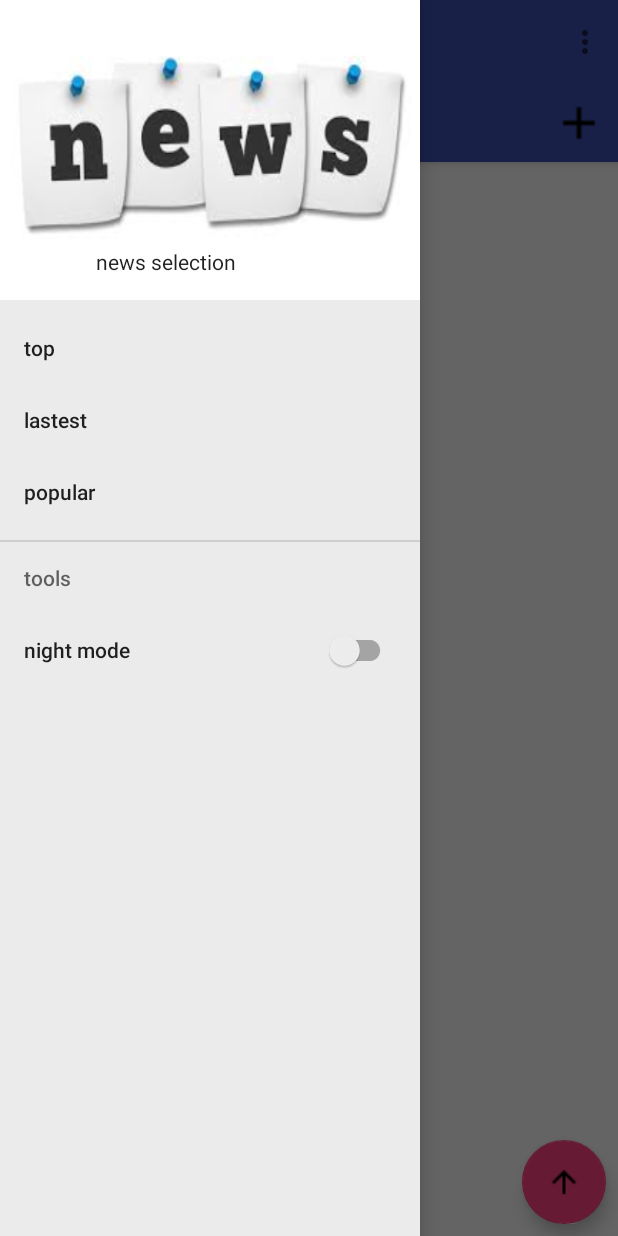
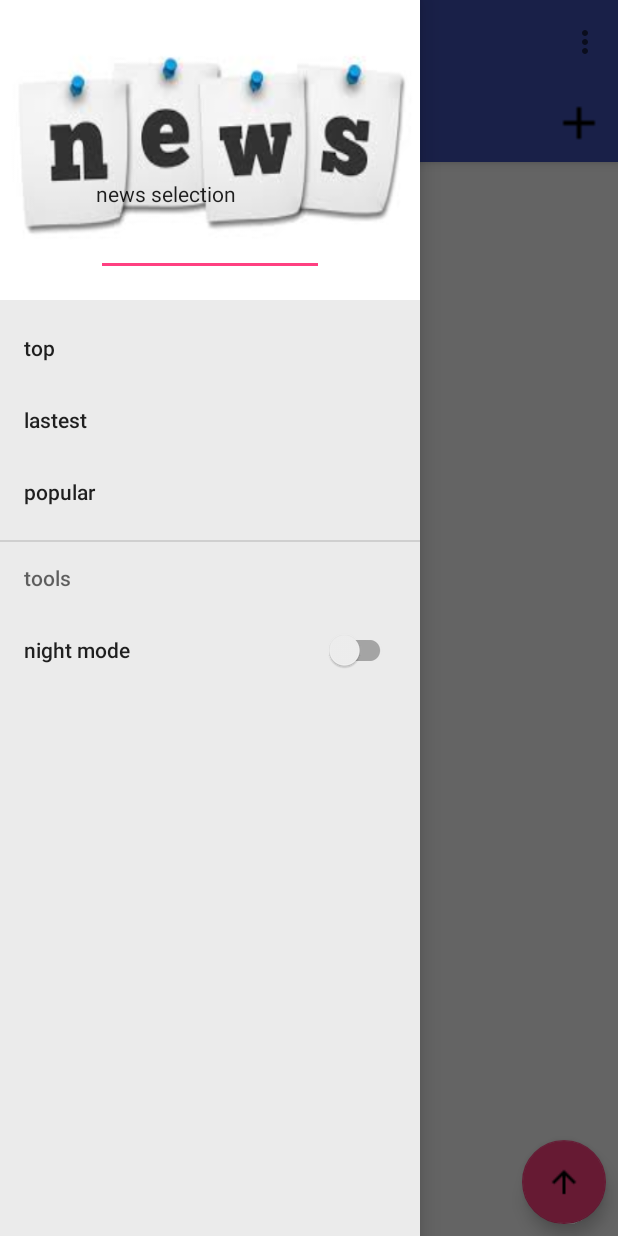
Before and after one commit to acewin888/news_app, an Android app: the screen it shows after launch (MainActivity), with the side drawer open, on a phone screen of 412 x 824 dp. Run offline under Robolectric (Android 15) with nearby library versions, the phone set to English and light mode, and no system bars; our stand-ins replace ButterKnife, CircleImageView, Dagger/Hilt's generated code; libraries missing offline, so code that uses them is left out: rx.android.schedulers, rx.functions, rx.schedulers; 3 statements that could not run were skipped.

```diff
--- a/app/src/main/res/layout/nav_header_news.xml
+++ b/app/src/main/res/layout/nav_header_news.xml
@@ -18,5 +18,9 @@
         android:layout_height="wrap_content"
         android:text="news selection"
         android:textColor="@color/primary_text"/>
+    <EditText
+        android:layout_width="match_parent"
+        android:layout_height="wrap_content"
+        android:hint="enter_ text"/>
 
 </LinearLayout>
```
Also changed, not shown: app/src/main/res/raw/screenshot1.png (added).
